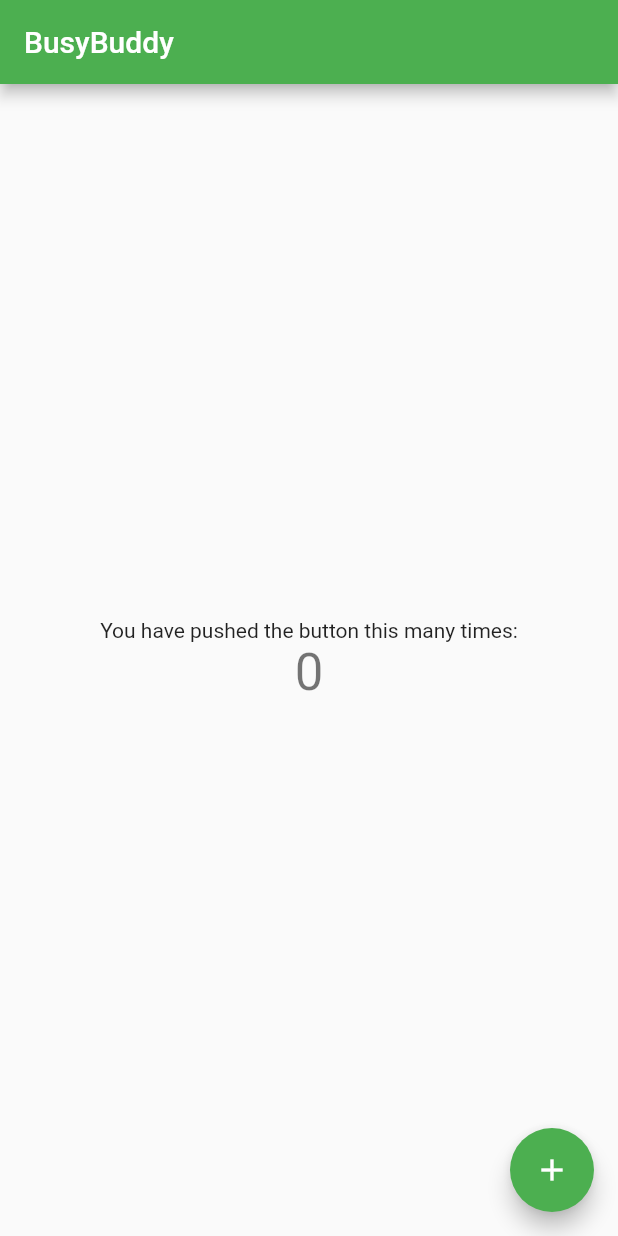
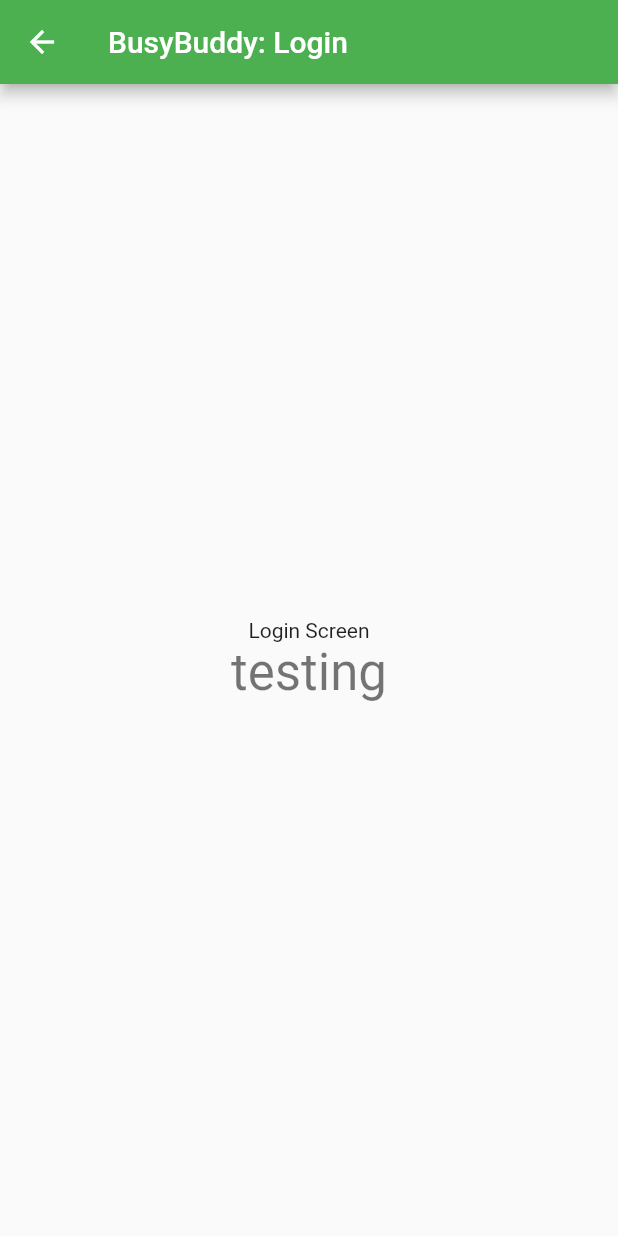
Before and after one commit to dvigne/productivityapp, a Flutter app: the screen it shows after launch, on a phone screen of 412 x 824 dp. Run offline on Flutter 3.47's test engine with Material 2 defaults, Android fonts, the light colour scheme and no system bars; our stand-ins replace flutter_login, font_awesome_flutter.

Commit message:
adding main ui screens; setting up login screen

```diff
--- a/lib/src/app.dart
+++ b/lib/src/app.dart
@@ -1,5 +1,8 @@
 import 'package:flutter/material.dart';
 import 'package:productivityapp/src/views/ui/home.dart';
+import 'package:productivityapp/src/views/ui/login_screen.dart';
+import 'package:productivityapp/src/views/utils/constants.dart';
+
 
 class ProductivityApp extends StatelessWidget {
   const ProductivityApp({Key? key}) : super(key: key);
@@ -22,7 +25,12 @@ class ProductivityApp extends StatelessWidget {
         primarySwatch: Colors.green
         ,
       ),
-      home: const MyHomePage(title: 'BusyBuddy'),
+      home: const Home(title: Constants.appName),
+      initialRoute: LoginScreen.routeName,
+      routes: {
+        LoginScreen.routeName: (context) => LoginScreen(),
+        Home.routeName: (context) => Home(title: Constants.appName),
+      },
     );
   }
 }
--- a/lib/src/views/ui/home.dart
+++ b/lib/src/views/ui/home.dart
@@ -1,7 +1,8 @@
 import 'package:flutter/material.dart';
 
-class MyHomePage extends StatefulWidget {
-  const MyHomePage({Key? key, required this.title}) : super(key: key);
+class Home extends StatefulWidget {
+  static const routeName = '/home';
+  const Home({Key? key, required this.title}) : super(key: key);
 
   // This widget is the home page of your application. It is stateful, meaning
   // that it has a State object (defined below) that contains fields that affect
@@ -15,10 +16,10 @@ class MyHomePage extends StatefulWidget {
   final String title;
 
   @override
-  State<MyHomePage> createState() => _MyHomePageState();
+  State<Home> createState() => _HomeState();
 }
 
-class _MyHomePageState extends State<MyHomePage> {
+class _HomeState extends State<Home> {
   int _counter = 0;
 
   void _incrementCounter() {
--- /dev/null
+++ b/lib/src/views/ui/login_screen.dart
@@ -0,0 +1,251 @@
+import 'package:flutter/scheduler.dart' show timeDilation;
+import 'package:flutter/material.dart';
+import 'package:flutter_login/flutter_login.dart';
+import 'package:font_awesome_flutter/font_awesome_flutter.dart';
+import 'package:productivityapp/src/views/utils/constants.dart';
+// import 'custom_route.dart';
+import 'home.dart';
+
+class LoginScreen extends StatelessWidget {
+  static const routeName = '/auth';
+
+  Duration get loginTime => Duration(milliseconds: timeDilation.ceil() * 2250);
+
+  // Future<String?> _loginUser(LoginData data) {
+  //   return Future.delayed(loginTime).then((_) {
+  //     if (!mockUsers.containsKey(data.name)) {
+  //       return 'User not exists';
+  //     }
+  //     if (mockUsers[data.name] != data.password) {
+  //       return 'Password does not match';
+  //     }
+  //     return null;
+  //   });
+  // }
+  //
+  // Future<String?> _recoverPassword(String name) {
+  //   return Future.delayed(loginTime).then((_) {
+  //     if (!mockUsers.containsKey(name)) {
+  //       return 'User not exists';
+  //     }
+  //     return null;
+  //   });
+  // }
+
+  @override
+  Widget build(BuildContext context) {
+    /*
+    * temp view
+     */
+    return Scaffold(
+      appBar: AppBar(
+        // Here we take the value from the MyHomePage object that was created by
+        // the App.build method, and use it to set our appbar title.
+        title: Text(Constants.appName + ": Login"),
+      ),
+      body: Center(
+        // Center is a layout widget. It takes a single child and positions it
+        // in the middle of the parent.
+        child: Column(
+          // Column is also a layout widget. It takes a list of children and
+          // arranges them vertically. By default, it sizes itself to fit its
+          // children horizontally, and tries to be as tall as its parent.
+          //
+          // Invoke "debug painting" (press "p" in the console, choose the
+          // "Toggle Debug Paint" action from the Flutter Inspector in Android
+          // Studio, or the "Toggle Debug Paint" command in Visual Studio Code)
+          // to see the wireframe for each widget.
+          //
+          // Column has various properties to control how it sizes itself and
+          // how it positions its children. Here we use mainAxisAlignment to
+          // center the children vertically; the main axis here is the vertical
+          // axis because Columns are vertical (the cross axis would be
+          // horizontal).
+          mainAxisAlignment: MainAxisAlignment.center,
+          children: <Widget>[
+            const Text(
+              'Login Screen',
+            ),
+            Text(
+              'testing',
+              style: Theme.of(context).textTheme.headline4,
+            ),
+          ],
+        ),
+      ),
+    );
+    // return FlutterLogin(
+    //   title: Constants.appName,
+    //   logo: 'assets/images/ecorp.png',
+    //   logoTag: Constants.logoTag,
+    //   titleTag: Constants.titleTag,
+    //   navigateBackAfterRecovery: true,
+    //   loginProviders: [
+    //     LoginProvider(
+    //       icon: FontAwesomeIcons.google,
+    //       label: 'Google',
+    //       callback: () async {
+    //         print('start google sign in');
+    //         await Future.delayed(loginTime);
+    //         print('stop google sign in');
+    //         return '';
+    //       },
+    //     ),
+    //     LoginProvider(
+    //       icon: FontAwesomeIcons.linkedinIn,
+    //       label: 'LinkedIn',
+    //       callback: () async {
+    //         print('start linkdin sign in');
+    //         await Future.delayed(loginTime);
+    //         print('stop linkdin sign in');
+    //         return '';
+    //       },
+    //     ),
+    //     LoginProvider(
+    //       icon: FontAwesomeIcons.githubAlt,
+    //       callback: () async {
+    //         print('start github sign in');
+    //         await Future.delayed(loginTime);
+    //         print('stop github sign in');
+    //         return '';
+    //       },
+    //     ),
+    //   ],
+      // hideProvidersTitle: false,
+      // loginAfterSignUp: false,
+      // hideForgotPasswordButton: true,
+      // hideSignUpButton: true,
+      // disableCustomPageTransformer: true,
+      // messages: LoginMessages(
+      //   userHint: 'User',
+      //   passwordHint: 'Pass',
+      //   confirmPasswordHint: 'Confirm',
+      //   loginButton: 'LOG IN',
+      //   signupButton: 'REGISTER',
+      //   forgotPasswordButton: 'Forgot huh?',
+      //   recoverPasswordButton: 'HELP ME',
+      //   goBackButton: 'GO BACK',
+      //   confirmPasswordError: 'Not match!',
+      //   recoverPasswordIntro: 'Don\'t feel bad. Happens all the time.',
+      //   recoverPasswordDescription: 'Lorem Ipsum is simply dummy text of the printing and typesetting industry',
+      //   recoverPasswordSuccess: 'Password rescued successfully',
+      //   flushbarTitleError: 'Oh no!',
+      //   flushbarTitleSuccess: 'Succes!',
+      //   providersTitle: 'login with'
+      // ),
+      // theme: LoginTheme(
+      //   primaryColor: Colors.teal,
+      //   accentColor: Colors.yellow,
+      //   errorColor: Colors.deepOrange,
+      //   pageColorLight: Colors.indigo.shade300,
+      //   pageColorDark: Colors.indigo.shade500,
+      //   logoWidth: 0.80,
+      //   titleStyle: TextStyle(
+      //     color: Colors.greenAccent,
+      //     fontFamily: 'Quicksand',
+      //     letterSpacing: 4,
+      //   ),
+      //   // beforeHeroFontSize: 50,
+      //   // afterHeroFontSize: 20,
+      //   bodyStyle: TextStyle(
+      //     fontStyle: FontStyle.italic,
+      //     decoration: TextDecoration.underline,
+      //   ),
+      //   textFieldStyle: TextStyle(
+      //     color: Colors.orange,
+      //     shadows: [Shadow(color: Colors.yellow, blurRadius: 2)],
+      //   ),
+      //   buttonStyle: TextStyle(
+      //     fontWeight: FontWeight.w800,
+      //     color: Colors.yellow,
+      //   ),
+      //   cardTheme: CardTheme(
+      //     color: Colors.yellow.shade100,
+      //     elevation: 5,
+      //     margin: EdgeInsets.only(top: 15),
+      //     shape: ContinuousRectangleBorder(
+      //         borderRadius: BorderRadius.circular(100.0)),
+      //   ),
+      //   inputTheme: InputDecorationTheme(
+      //     filled: true,
+      //     fillColor: Colors.purple.withOpacity(.1),
+      //     contentPadding: EdgeInsets.zero,
+      //     errorStyle: TextStyle(
+      //       backgroundColor: Colors.orange,
+      //       color: Colors.white,
+      //     ),
+      //     labelStyle: TextStyle(fontSize: 12),
+      //     enabledBorder: UnderlineInputBorder(
+      //       borderSide: BorderSide(color: Colors.blue.shade700, width: 4),
+      //       borderRadius: inputBorder,
+      //     ),
+      //     focusedBorder: UnderlineInputBorder(
+      //       borderSide: BorderSide(color: Colors.blue.shade400, width: 5),
+      //       borderRadius: inputBorder,
+      //     ),
+      //     errorBorder: UnderlineInputBorder(
+      //       borderSide: BorderSide(color: Colors.red.shade700, width: 7),
+      //       borderRadius: inputBorder,
+      //     ),
+      //     focusedErrorBorder: UnderlineInputBorder(
+      //       borderSide: BorderSide(color: Colors.red.shade400, width: 8),
+      //       borderRadius: inputBorder,
+      //     ),
+      //     disabledBorder: UnderlineInputBorder(
+      //       borderSide: BorderSide(color: Colors.grey, width: 5),
+      //       borderRadius: inputBorder,
+      //     ),
+      //   ),
+      //   buttonTheme: LoginButtonTheme(
+      //     splashColor: Colors.purple,
+      //     backgroundColor: Colors.pinkAccent,
+      //     highlightColor: Colors.lightGreen,
+      //     elevation: 9.0,
+      //     highlightElevation: 6.0,
+      //     shape: BeveledRectangleBorder(
+      //       borderRadius: BorderRadius.circular(10),
+      //     ),
+      //     // shape: RoundedRectangleBorder(borderRadius: BorderRadius.circular(5)),
+      //     // shape: CircleBorder(side: BorderSide(color: Colors.green)),
+      //     // shape: ContinuousRectangleBorder(borderRadius: BorderRadius.circular(55.0)),
+      //   ),
+      // ),
+    //   userValidator: (value) {
+    //     if (!value!.contains('@') || !value.endsWith('.com')) {
+    //       return "Email must contain '@' and end with '.com'";
+    //     }
+    //     return null;
+    //   },
+    //   passwordValidator: (value) {
+    //     if (value!.isEmpty) {
+    //       return 'Password is empty';
+    //     }
+    //     return null;
+    //   },
+    //   onLogin: (loginData) {
+    //     print('Login info');
+    //     print('Name: ${loginData.name}');
+    //     print('Password: ${loginData.password}');
+    //     return _loginUser(loginData);
+    //   },
+    //   onSignup: (loginData) {
+    //     print('Signup info');
+    //     print('Name: ${loginData.name}');
+    //     print('Password: ${loginData.password}');
+    //     return _loginUser(loginData);
+    //   },
+    //   onSubmitAnimationCompleted: () {
+    //     Navigator.of(context).pushReplacement(FadePageRoute(
+    //       builder: (context) => DashboardScreen(),
+    //     ));
+    //   },
+    //   onRecoverPassword: (name) {
+    //     print('Recover password info');
+    //     print('Name: $name');
+    //     return _recoverPassword(name);
+    //     // Show new password dialog
+    //   },
+    //   showDebugButtons: true,
+    // );
+  }
+}
--- /dev/null
+++ b/lib/src/views/utils/constants.dart
@@ -0,0 +1,5 @@
+class Constants {
+  static const String appName = 'BusyBuddy';
+  // static const String logoTag = 'near.huscarl.loginsample.logo';
+  // static const String titleTag = 'near.huscarl.loginsample.title';
+}
```
Also changed, not shown: lib/src/views/ui/join_team.dart (added), lib/src/views/ui/notification_settings.dart (added), 1 other file.
